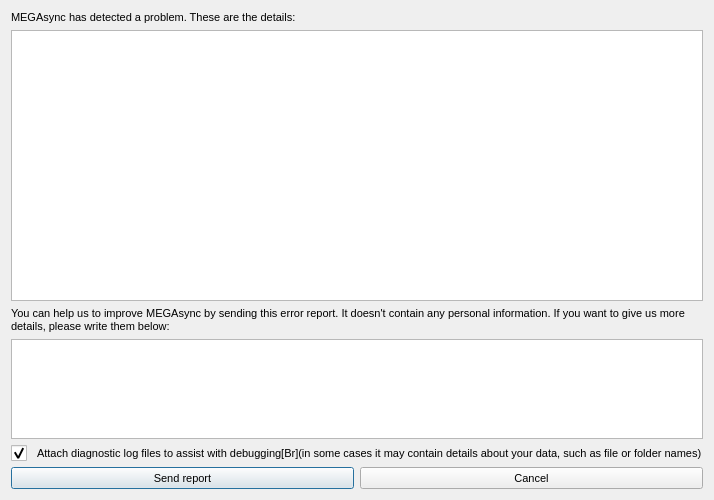
Qt form src/MEGASync/gui/win/CrashReportDialog.ui (meganz/MEGAsync) before a commit.
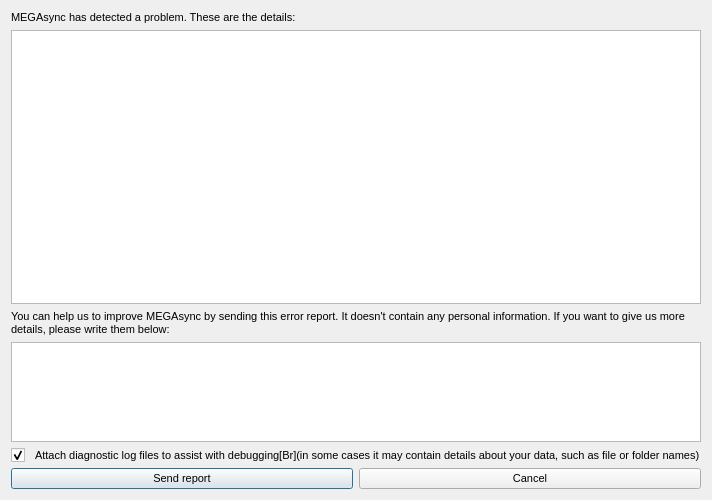
The same form after that commit.

Commit message: SNC-2573. Button sizes on dialogs on windows

```diff
--- a/src/MEGASync/gui/win/CrashReportDialog.ui
+++ b/src/MEGASync/gui/win/CrashReportDialog.ui
@@ -19,26 +19,10 @@
 font-size: 11px;
 }
 
-QCheckBox::indicator {
-     width: 16px;
-     height: 16px;
- }
-
-QRadioButton::indicator {
-     width: 16px;
-     height: 16px;
- }
-
 QScrollBar:horizontal {
 height: 16px;
 }
 
-QPushButton
-{
-    min-height: 14px;
-	height: 14px;
-}
-
 </string>
   </property>
   <layout class="QVBoxLayout" name="verticalLayout">
@@ -129,12 +113,6 @@
           <verstretch>0</verstretch>
          </sizepolicy>
         </property>
-        <property name="minimumSize">
-         <size>
-          <width>0</width>
-          <height>16</height>
-         </size>
-        </property>
         <property name="text">
          <string>Send report</string>
         </property>
@@ -148,12 +126,6 @@
           <verstretch>0</verstretch>
          </sizepolicy>
         </property>
-        <property name="minimumSize">
-         <size>
-          <width>0</width>
-          <height>16</height>
-         </size>
-        </property>
         <property name="text">
          <string>Cancel</string>
         </property>
```
The commit also changes 20 other files.
